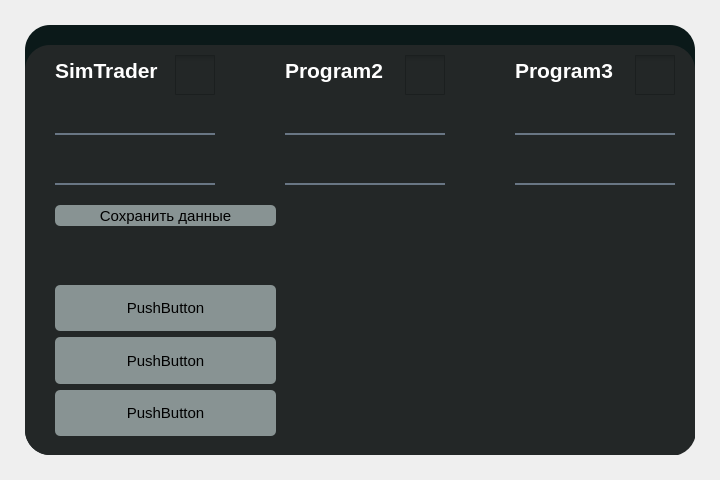
Above: mixu_gui.ui from EGOUST2001/mixu_UI before the change. Below: the same form after it.
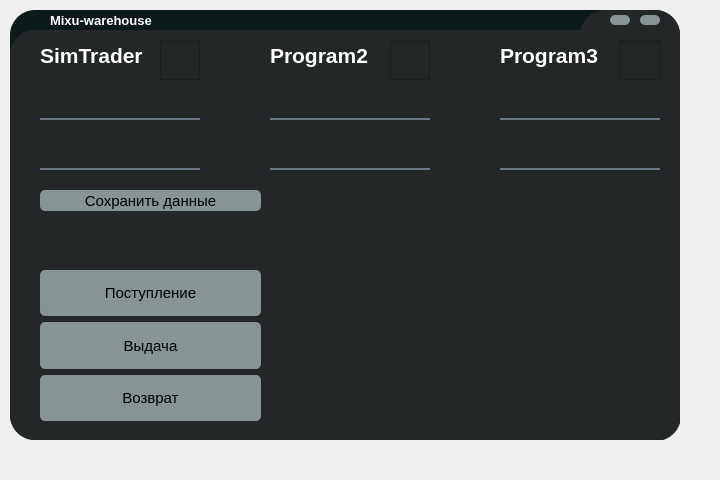
That is the form after the change. Icons and pictures are not drawn.

Commit message: поправки в интерфейс

What changed in the file:
```diff
--- a/mixu_gui.ui
+++ b/mixu_gui.ui
@@ -10,6 +10,12 @@
     <height>480</height>
    </rect>
   </property>
+  <property name="sizePolicy">
+   <sizepolicy hsizetype="Preferred" vsizetype="Preferred">
+    <horstretch>0</horstretch>
+    <verstretch>0</verstretch>
+   </sizepolicy>
+  </property>
   <property name="windowTitle">
    <string>MainWindow</string>
   </property>
@@ -17,8 +23,8 @@
    <widget class="QWidget" name="widget" native="true">
     <property name="geometry">
      <rect>
-      <x>25</x>
-      <y>25</y>
+      <x>10</x>
+      <y>10</y>
       <width>670</width>
       <height>430</height>
      </rect>
@@ -78,7 +84,7 @@
       </property>
       <layout class="QVBoxLayout" name="verticalLayout">
        <item>
-        <widget class="QPushButton" name="pushButton">
+        <widget class="QPushButton" name="btn_state_1">
          <property name="maximumSize">
           <size>
            <width>1000</width>
@@ -86,28 +92,28 @@
           </size>
          </property>
          <property name="styleSheet">
-          <string notr="true">QPushButton#pushButton
+          <string notr="true">QPushButton#btn_state_1
 {
 background-color:rgb(136, 147, 147);
 border-radius:5px;
 font-size:15px
 }
-QPushButton#pushButton:hover
+QPushButton#btn_state_1:hover
 {
 background-color: rgb(255, 255, 255);
 }
-QPushButton#pushButton:pressed
+QPushButton#btn_state_1:pressed
 {
 font-size:13px
 }</string>
          </property>
          <property name="text">
-          <string>PushButton</string>
+          <string>Поступление</string>
          </property>
         </widget>
        </item>
        <item>
-        <widget class="QPushButton" name="pushButton_2">
+        <widget class="QPushButton" name="btn_state_2">
          <property name="maximumSize">
           <size>
            <width>1000</width>
@@ -115,28 +121,28 @@
           </size>
          </property>
          <property name="styleSheet">
-          <string notr="true">QPushButton#pushButton_2
+          <string notr="true">QPushButton#btn_state_2
 {
 background-color:rgb(136, 147, 147);
 border-radius:5px;
 font-size:15px
 }
-QPushButton#pushButton_2:hover
+QPushButton#btn_state_2:hover
 {
 background-color: rgb(255, 255, 255);
 }
-QPushButton#pushButton_2:pressed
+QPushButton#btn_state_2:pressed
 {
 font-size:13px
 }</string>
          </property>
          <property name="text">
-          <string>PushButton</string>
+          <string>Выдача</string>
          </property>
         </widget>
        </item>
        <item>
-        <widget class="QPushButton" name="pushButton_3">
+        <widget class="QPushButton" name="btn_state_3">
          <property name="maximumSize">
           <size>
            <width>1000</width>
@@ -144,23 +150,23 @@
           </size>
          </property>
          <property name="styleSheet">
-          <string notr="true">QPushButton#pushButton_3
+          <string notr="true">QPushButton#btn_state_3
 {
 background-color:rgb(136, 147, 147);
 border-radius:5px;
 font-size:15px
 }
-QPushButton#pushButton_3:hover
+QPushButton#btn_state_3:hover
 {
 background-color: rgb(255, 255, 255);
 }
-QPushButton#pushButton_3:pressed
+QPushButton#btn_state_3:pressed
 {
 font-size:13px
 }</string>
          </property>
          <property name="text">
-          <string>PushButton</string>
+          <string>Возврат</string>
          </property>
         </widget>
        </item>
@@ -220,7 +226,7 @@
        <string>Program3</string>
       </property>
      </widget>
-     <widget class="QCheckBox" name="checkBox">
+     <widget class="QCheckBox" name="checkBox_1">
       <property name="geometry">
        <rect>
         <x>150</x>
@@ -242,15 +248,15 @@
        </size>
       </property>
       <property name="styleSheet">
-       <string notr="true">QCheckBox#checkBox:indicator {
+       <string notr="true">QCheckBox#checkBox_1:indicator {
     width: 40px;
     height: 40px;
 }
-QCheckBox#checkBox:indicator:unchecked {
+QCheckBox#checkBox_1:indicator:unchecked {
   image: url(:/check/2.png)
 }
 
-QCheckBox#checkBox:indicator:checked {
+QCheckBox#checkBox_1:indicator:checked {
    image: url(:/check/1.png)
 }
 </string>
@@ -337,7 +343,7 @@
        <string/>
       </property>
      </widget>
-     <widget class="QLineEdit" name="lineEdit">
+     <widget class="QLineEdit" name="lineEdit_login_1">
       <property name="geometry">
        <rect>
         <x>30</x>
@@ -359,7 +365,7 @@
 padding-bottom:7px;</string>
       </property>
      </widget>
-     <widget class="QLineEdit" name="lineEdit_2">
+     <widget class="QLineEdit" name="lineEdit_password_1">
       <property name="geometry">
        <rect>
         <x>30</x>
@@ -384,7 +390,7 @@
        <enum>QLineEdit::Password</enum>
       </property>
      </widget>
-     <widget class="QLineEdit" name="lineEdit_3">
+     <widget class="QLineEdit" name="lineEdit_login_2">
       <property name="geometry">
        <rect>
         <x>260</x>
@@ -406,7 +412,7 @@
 padding-bottom:7px;</string>
       </property>
      </widget>
-     <widget class="QLineEdit" name="lineEdit_4">
+     <widget class="QLineEdit" name="lineEdit_password_2">
       <property name="geometry">
        <rect>
         <x>260</x>
@@ -431,7 +437,7 @@
        <enum>QLineEdit::Password</enum>
       </property>
      </widget>
-     <widget class="QLineEdit" name="lineEdit_5">
+     <widget class="QLineEdit" name="lineEdit_login_3">
       <property name="geometry">
        <rect>
         <x>490</x>
@@ -453,7 +459,7 @@
 padding-bottom:7px;</string>
       </property>
      </widget>
-     <widget class="QLineEdit" name="lineEdit_6">
+     <widget class="QLineEdit" name="lineEdit_password_3">
       <property name="geometry">
        <rect>
         <x>490</x>
@@ -478,7 +484,7 @@
        <enum>QLineEdit::Password</enum>
       </property>
      </widget>
-     <widget class="QPushButton" name="pushButton_4">
+     <widget class="QPushButton" name="btn_save_log">
       <property name="geometry">
        <rect>
         <x>30</x>
@@ -494,17 +500,17 @@
        </size>
       </property>
       <property name="styleSheet">
-       <string notr="true">QPushButton#pushButton_4
+       <string notr="true">QPushButton#btn_save_log
 {
 background-color:rgb(136, 147, 147);
 border-radius:5px;
 font-size:15px
 }
-QPushButton#pushButton_4:hover
+QPushButton#btn_save_log:hover
 {
 background-color: rgb(255, 255, 255);
 }
-QPushButton#pushButton_4:pressed
+QPushButton#btn_save_log:pressed
 {
 font-size:13px
 }</string>
@@ -528,6 +534,114 @@
       </property>
      </widget>
     </widget>
+    <widget class="QPushButton" name="btn_trey">
+     <property name="geometry">
+      <rect>
+       <x>630</x>
+       <y>5</y>
+       <width>20</width>
+       <height>10</height>
+      </rect>
+     </property>
+     <property name="styleSheet">
+      <string notr="true">QPushButton#btn_trey
+{
+background-color:rgb(136, 147, 147);
+border-radius:5px
+}
+QPushButton#btn_trey:hover
+{
+background-color:rgb(200, 0, 0);
+border-radius:5px
+}
+QPushButton#btn_trey:pressed
+{
+background-color:rgb(150, 0, 0);
+border-radius:5px
+}</string>
+     </property>
+     <property name="text">
+      <string/>
+     </property>
+    </widget>
+    <widget class="QPushButton" name="btn_close">
+     <property name="geometry">
+      <rect>
+       <x>600</x>
+       <y>5</y>
+       <width>20</width>
+       <height>10</height>
+      </rect>
+     </property>
+     <property name="styleSheet">
+      <string notr="true">QPushButton#btn_close
+{
+background-color:rgb(136, 147, 147);
+border-radius:5px
+}
+QPushButton#btn_close:hover
+{
+background-color:rgb(0, 200, 0);
+border-radius:5px
+}
+QPushButton#btn_close:pressed
+{
+background-color:rgb(0, 150, 0);
+border-radius:5px
+}</string>
+     </property>
+     <property name="text">
+      <string/>
+     </property>
+    </widget>
+    <widget class="QLabel" name="label_4">
+     <property name="geometry">
+      <rect>
+       <x>40</x>
+       <y>0</y>
+       <width>120</width>
+       <height>20</height>
+      </rect>
+     </property>
+     <property name="font">
+      <font>
+       <family>Tahoma</family>
+       <pointsize>10</pointsize>
+       <weight>75</weight>
+       <bold>true</bold>
+      </font>
+     </property>
+     <property name="whatsThis">
+      <string>&lt;html&gt;&lt;head/&gt;&lt;body&gt;&lt;p&gt;&lt;br/&gt;&lt;/p&gt;&lt;/body&gt;&lt;/html&gt;</string>
+     </property>
+     <property name="styleSheet">
+      <string notr="true">color:rgb(255, 255, 255);
+background:transparent;
+border-radius:100px;</string>
+     </property>
+     <property name="text">
+      <string>Mixu-warehouse</string>
+     </property>
+    </widget>
+    <widget class="QWidget" name="widget_6" native="true">
+     <property name="geometry">
+      <rect>
+       <x>570</x>
+       <y>0</y>
+       <width>100</width>
+       <height>420</height>
+      </rect>
+     </property>
+     <property name="styleSheet">
+      <string notr="true">background-color:rgb(35, 39, 39);
+border-radius: 25px</string>
+     </property>
+    </widget>
+    <zorder>widget_6</zorder>
+    <zorder>widget_2</zorder>
+    <zorder>btn_trey</zorder>
+    <zorder>btn_close</zorder>
+    <zorder>label_4</zorder>
    </widget>
   </widget>
  </widget>
```
The commit also changes 2 other files.
